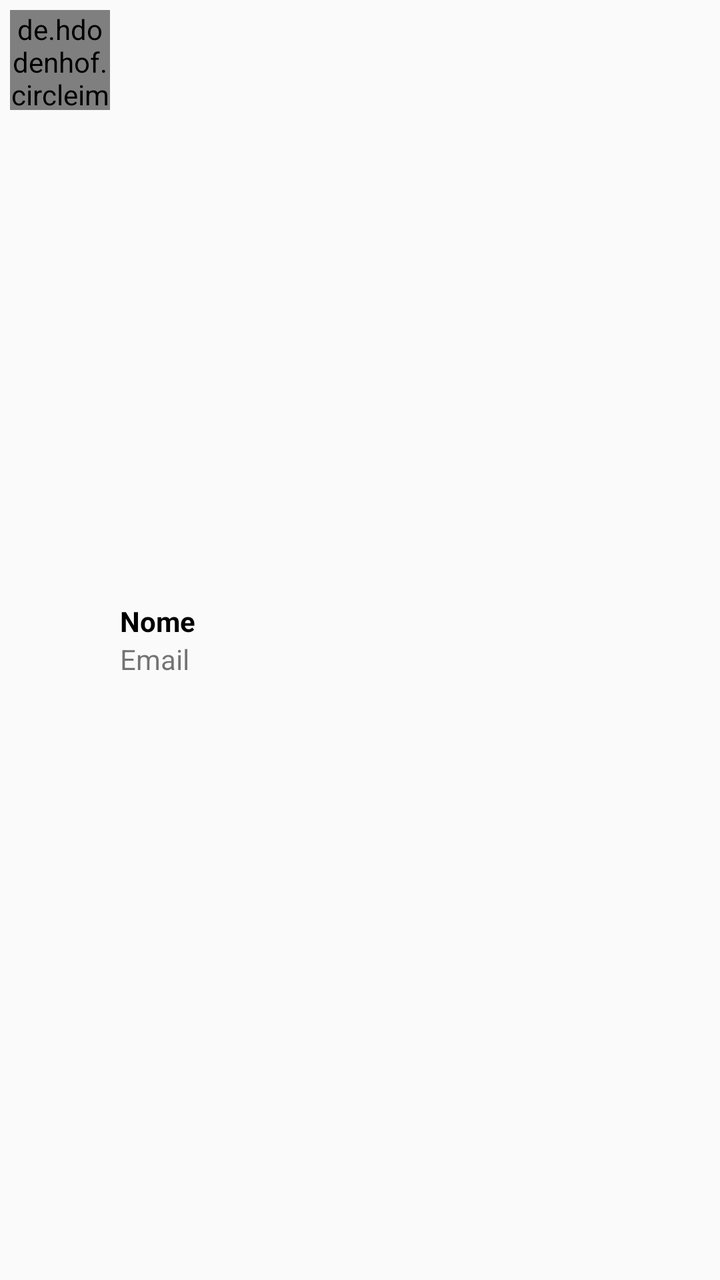
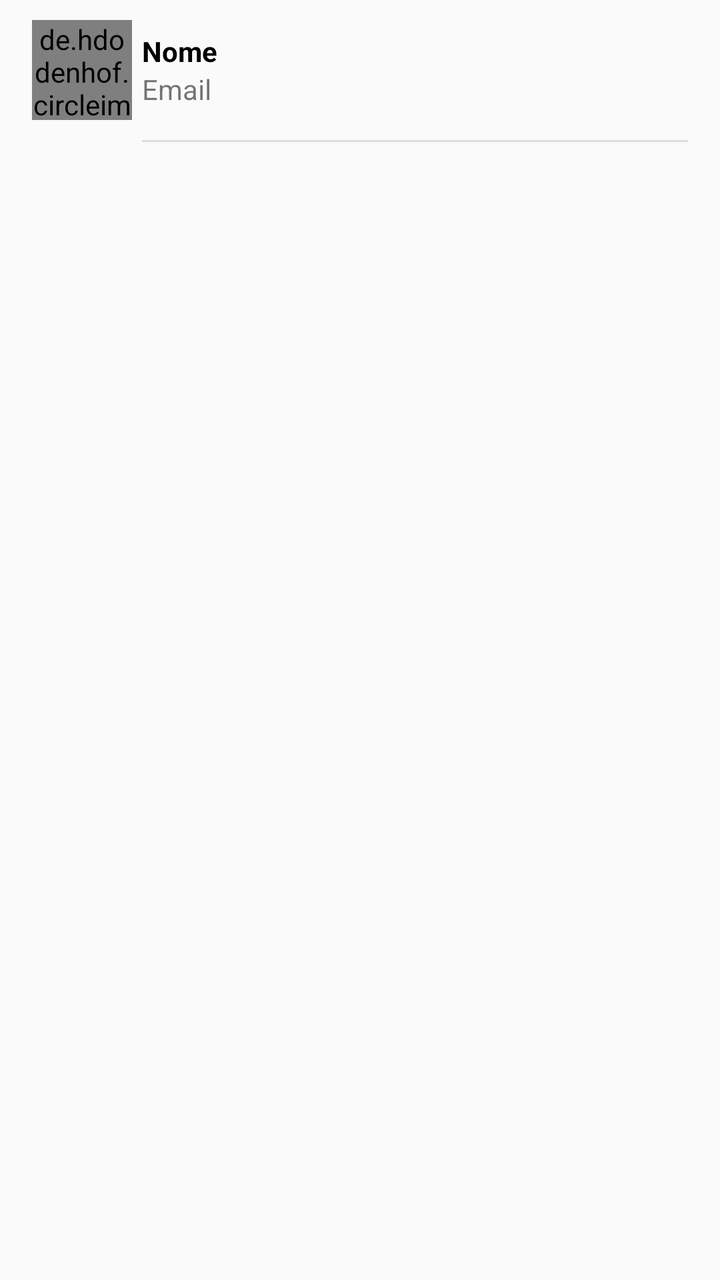

Before-and-after screenshots of an Android layout around one commit, followed by the original layout XML and the change that was made.
<!-- AndroidManifest.xml: application theme Theme.WhatsApp -->
<!-- res/layout/adapter_contato.xml -->
<?xml version="1.0" encoding="utf-8"?>
<LinearLayout xmlns:android="http://schemas.android.com/apk/res/android"
    xmlns:app="http://schemas.android.com/apk/res-auto"
    android:layout_width="match_parent"
    android:layout_height="wrap_content"
    android:orientation="horizontal"
    android:padding="5dp">

    <de.hdodenhof.circleimageview.CircleImageView
        android:id="@+id/imageViewFotoContato"
        android:layout_width="50dp"
        android:layout_height="50dp"
        android:src="@drawable/padrao" />

    <LinearLayout
        android:layout_width="match_parent"
        android:layout_height="match_parent"
        android:gravity="center_vertical"
        android:orientation="vertical"
        android:padding="5dp">

        <TextView
            android:id="@+id/textViewNomeContato"
            android:layout_width="match_parent"
            android:layout_height="wrap_content"
            android:text="Nome"
            android:textColor="@color/black"
            android:textStyle="bold" />

        <TextView
            android:id="@+id/textViewEmailContato"
            android:layout_width="match_parent"
            android:layout_height="wrap_content"
            android:text="Email" />
    </LinearLayout>


</LinearLayout>
<!-- resources referenced by this layout -->
<resources>
  <color name="black">#FF000000</color>
  <!-- drawable padrao: jpg bitmap (drawable, 3389 bytes) -->
  <style name="Theme.WhatsApp" parent="Base.Theme.WhatsApp" />
  <style name="Base.Theme.WhatsApp" parent="Theme.AppCompat.DayNight.NoActionBar">
          <item name="colorPrimary">@color/colorPrimary</item>
          <item name="colorAccent">@color/colorAccent</item>
          <item name="android:statusBarColor">@color/statusBarColor</item>
      </style>
  <color name="colorPrimary">#075E54</color>
  <color name="colorAccent">#25D366</color>
  <color name="statusBarColor">#054D44</color>
</resources>

<!-- the commit's change to res/layout/adapter_contato.xml (unified diff, before → after) -->
@@ -3,36 +3,55 @@
     xmlns:app="http://schemas.android.com/apk/res-auto"
     android:layout_width="match_parent"
     android:layout_height="wrap_content"
-    android:orientation="horizontal"
-    android:padding="5dp">
-
-    <de.hdodenhof.circleimageview.CircleImageView
-        android:id="@+id/imageViewFotoContato"
-        android:layout_width="50dp"
-        android:layout_height="50dp"
-        android:src="@drawable/padrao" />
+    android:orientation="vertical"
+    android:paddingLeft="16dp"
+    android:paddingTop="10dp"
+    android:paddingRight="16dp">
 
     <LinearLayout
         android:layout_width="match_parent"
-        android:layout_height="match_parent"
-        android:gravity="center_vertical"
-        android:orientation="vertical"
-        android:padding="5dp">
+        android:layout_height="wrap_content"
+        android:layout_marginBottom="10dp"
+        android:orientation="horizontal">
 
-        <TextView
-            android:id="@+id/textViewNomeContato"
+        <de.hdodenhof.circleimageview.CircleImageView
+            android:id="@+id/imageViewFotoContato"
+            android:layout_width="50dp"
+            android:layout_height="50dp"
+            android:src="@drawable/padrao" />
+
+        <LinearLayout
             android:layout_width="match_parent"
-            android:layout_height="wrap_content"
-            android:text="Nome"
-            android:textColor="@color/black"
-            android:textStyle="bold" />
+            android:layout_height="match_parent"
+            android:gravity="center_vertical"
+            android:orientation="vertical"
+            android:padding="5dp">
 
-        <TextView
-            android:id="@+id/textViewEmailContato"
-            android:layout_width="match_parent"
-            android:layout_height="wrap_content"
-            android:text="Email" />
+            <TextView
+                android:id="@+id/textViewNomeContato"
+                android:layout_width="match_parent"
+                android:layout_height="wrap_content"
+                android:text="Nome"
+                android:textColor="@color/black"
+                android:textStyle="bold" />
+
+            <TextView
+                android:id="@+id/textViewEmailContato"
+                android:layout_width="match_parent"
+                android:layout_height="wrap_content"
+                android:text="Email" />
+        </LinearLayout>
+
     </LinearLayout>
 
+    <include layout="@layout/divisor" />
 
 </LinearLayout>
+<!-- res/layout/divisor.xml (included above) -->
+<?xml version="1.0" encoding="utf-8"?>
+<ImageView
+    xmlns:android="http://schemas.android.com/apk/res/android"
+    android:layout_width="match_parent"
+    android:layout_height="1dp"
+    android:layout_marginLeft="55dp"
+    android:background="?android:attr/listDivider" />
